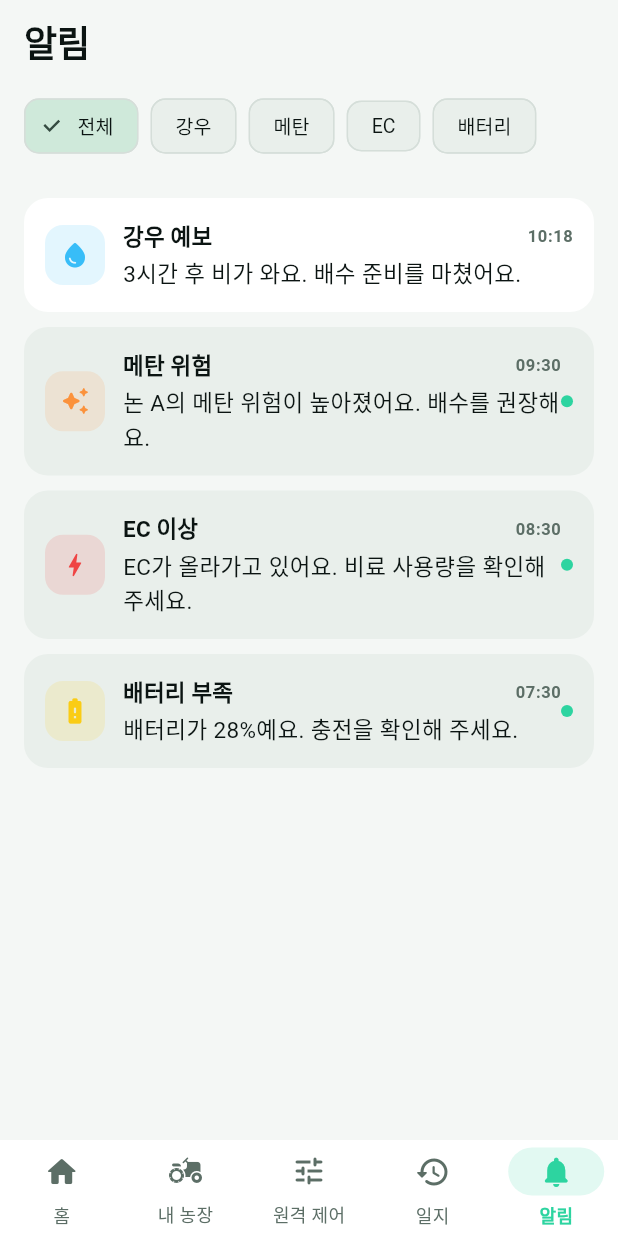
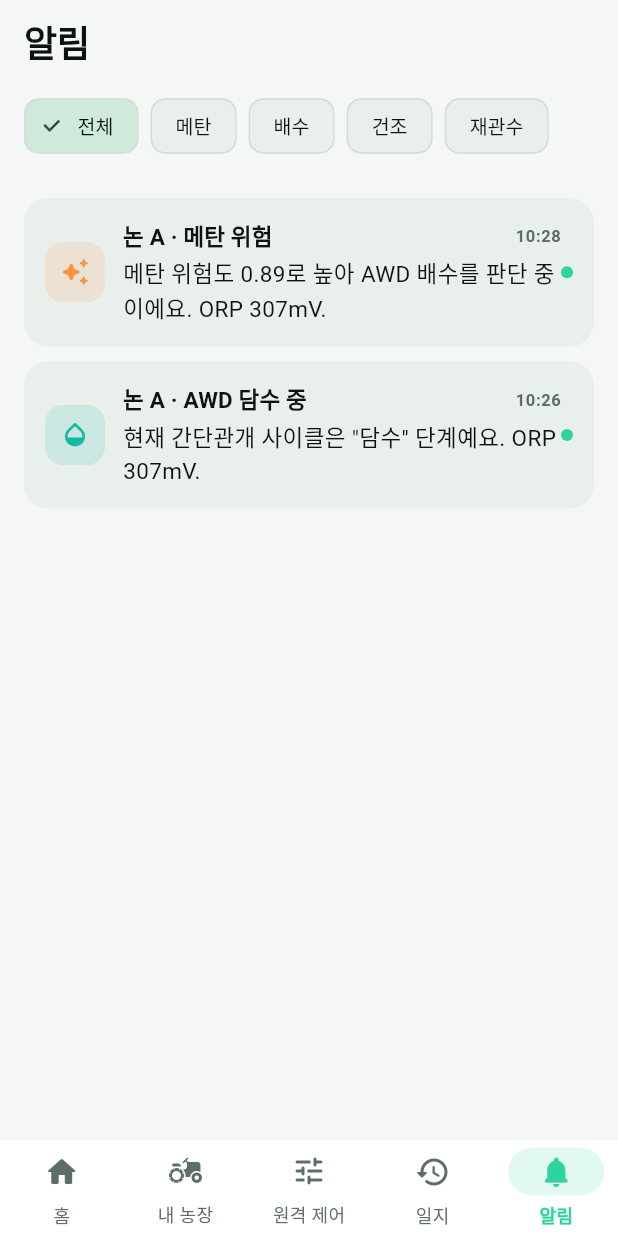
Before and after one commit to hyji08642-lgtm/smart-rice-ai, a Flutter app: the screen it shows after launch, item 5 of the bottom bar chosen, on a phone screen of 412 x 824 dp. Run offline on Flutter 3.47's test engine with Material 3 defaults, Android fonts, the phone set to English and light mode, and no system bars; our stand-ins replace flutter_riverpod, go_router.

Commit message:
Show only AWD-cycle notifications driven by sensor/AWD phase

```diff
--- a/lib/app/store/providers.dart
+++ b/lib/app/store/providers.dart
@@ -131,30 +131,8 @@ final recommendationProvider =
   RecommendationNotifier.new,
 );
 
-class NotificationsNotifier extends Notifier<List<AppNotification>> {
-  @override
-  List<AppNotification> build() => MockData.notifications();
-
-  void markRead(String id) {
-    state = [
-      for (final n in state)
-        n.id == id
-            ? AppNotification(
-                id: n.id,
-                time: n.time,
-                type: n.type,
-                title: n.title,
-                body: n.body,
-                read: true,
-              )
-            : n,
-    ];
-  }
-}
-
-final notificationsProvider =
-    NotifierProvider<NotificationsNotifier, List<AppNotification>>(
-  NotificationsNotifier.new,
+final notificationsProvider = StreamProvider.autoDispose<List<AppNotification>>(
+  (ref) => ref.watch(mockApiProvider).notifications(),
 );
 
 class ChatNotifier extends Notifier<List<ChatMessage>> {
--- a/lib/features/notification/notification_screen.dart
+++ b/lib/features/notification/notification_screen.dart
@@ -6,7 +6,7 @@ import '../../app/store/providers.dart';
 import '../../app/theme/app_colors.dart';
 import '../../shared/models/app_notification.dart';
 
-enum _Filter { all, rain, methaneRisk, ecRisk, battery }
+enum _Filter { all, methaneRisk, awdDrain, awdDry, awdReflood }
 
 class NotificationScreen extends ConsumerStatefulWidget {
   const NotificationScreen({super.key});
@@ -21,14 +21,17 @@ class _NotificationScreenState extends ConsumerState<NotificationScreen> {
 
   @override
   Widget build(BuildContext context) {
-    final notifications = ref.watch(notificationsProvider);
+    final notifications =
+        ref.watch(notificationsProvider).value ?? const <AppNotification>[];
     final filtered = notifications.where((n) {
       return switch (_filter) {
         _Filter.all => true,
-        _Filter.rain => n.type == NotificationType.rain,
         _Filter.methaneRisk => n.type == NotificationType.methaneRisk,
-        _Filter.ecRisk => n.type == NotificationType.ecRisk,
-        _Filter.battery => n.type == NotificationType.battery,
+        _Filter.awdDrain => n.type == NotificationType.awdDrain,
+        _Filter.awdDry => n.type == NotificationType.awdDry,
+        _Filter.awdReflood =>
+          n.type == NotificationType.awdReflood ||
+              n.type == NotificationType.awdFlood,
       };
     }).toList();
 
@@ -63,8 +66,9 @@ class _NotificationScreenState extends ConsumerState<NotificationScreen> {
                         padding: const EdgeInsets.only(bottom: 10),
                         child: _NotificationTile(
                           item: n,
-                          onTap: () =>
-                              ref.read(notificationsProvider.notifier).markRead(n.id),
+                          onTap: () => ref
+                              .read(mockApiProvider)
+                              .markNotificationRead(n.id),
                         ),
                       );
                     },
@@ -77,10 +81,10 @@ class _NotificationScreenState extends ConsumerState<NotificationScreen> {
 
   String _filterLabel(_Filter f) => switch (f) {
         _Filter.all => '전체',
-        _Filter.rain => '강우',
         _Filter.methaneRisk => '메탄',
-        _Filter.ecRisk => 'EC',
-        _Filter.battery => '배터리',
+        _Filter.awdDrain => '배수',
+        _Filter.awdDry => '건조',
+        _Filter.awdReflood => '재관수',
       };
 }
 
@@ -94,11 +98,14 @@ class _NotificationTile extends StatelessWidget {
   Widget build(BuildContext context) {
     final theme = Theme.of(context);
     final (icon, color) = switch (item.type) {
-      NotificationType.rain => (Icons.water_drop_rounded, AppColors.info),
       NotificationType.methaneRisk =>
         (Icons.auto_awesome_rounded, AppColors.riskHigh),
-      NotificationType.ecRisk => (Icons.bolt_rounded, AppColors.riskSevere),
-      NotificationType.battery => (Icons.battery_alert_rounded, AppColors.riskCaution),
+      NotificationType.awdDrain =>
+        (Icons.arrow_downward_rounded, AppColors.info),
+      NotificationType.awdDry => (Icons.grass_rounded, AppColors.riskCaution),
+      NotificationType.awdReflood =>
+        (Icons.water_drop_rounded, AppColors.primary),
+      NotificationType.awdFlood => (Icons.opacity_rounded, AppColors.secondary),
     };
     return Material(
       color: item.read
--- a/lib/shared/mock/mock_api.dart
+++ b/lib/shared/mock/mock_api.dart
@@ -1,5 +1,6 @@
 import 'dart:async';
 
+import '../models/app_notification.dart';
 import '../models/telemetry.dart';
 import '../models/twin_state.dart';
 
@@ -44,7 +45,16 @@ class MockApi {
     _timer = Timer.periodic(const Duration(seconds: 3), (_) => _emit());
     _telemetryController.onListen = _emit;
     _twinController.onListen = _emit;
+    _notificationController.onListen = _seedNotifications;
   }
+
+  static const Map<String, String> _names = {
+    'paddy_a': '논 A',
+    'paddy_b': '논 B',
+    'paddy_c': '논 C',
+  };
+
+  String _paddyName(String id) => _names[id] ?? '내 논';
 
   final Map<String, _PaddySim> _sims = {
     'paddy_a': _PaddySim(
@@ -103,7 +113,12 @@ class MockApi {
       StreamController<Telemetry>.broadcast();
   final StreamController<TwinState> _twinController =
       StreamController<TwinState>.broadcast();
+  final StreamController<List<AppNotification>> _notificationController =
+      StreamController<List<AppNotification>>.broadcast();
   late final Timer _timer;
+
+  final List<AppNotification> _notifications = [];
+  int _notifSeq = 0;
 
   _PaddySim get _sim => _sims[_current]!;
 
@@ -133,6 +148,103 @@ class MockApi {
   void _setPhase(_PaddySim s, AwdPhase phase) {
     s.awd = phase;
     s.phaseTick = 0;
+    _addNotification(_phaseNotification(phase, s));
+  }
+
+  AppNotification _phaseNotification(AwdPhase phase, _PaddySim s) {
+    _notifSeq++;
+    final name = _paddyName(_current);
+    final orp = s.orp.round();
+    final wl = s.waterLevel.toStringAsFixed(1);
+    return switch (phase) {
+      AwdPhase.draining => AppNotification(
+          id: 'awd_${_notifSeq}_drain',
+          time: DateTime.now(),
+          type: NotificationType.awdDrain,
+          title: '$name · AWD 배수 시작',
+          body: 'ORP $orp mV로 메탄 위험이 커져 수문을 열고 배수를 시작했어요.',
+        ),
+      AwdPhase.dry => AppNotification(
+          id: 'awd_${_notifSeq}_dry',
+          time: DateTime.now(),
+          type: NotificationType.awdDry,
+          title: '$name · 건조 단계',
+          body: '수위 $wl cm로 토양이 드러났어요. ORP가 회복되고 있어요.',
+        ),
+      AwdPhase.reflood => AppNotification(
+          id: 'awd_${_notifSeq}_reflood',
+          time: DateTime.now(),
+          type: NotificationType.awdReflood,
+          title: '$name · 재관수 시작',
+          body: '건조가 끝났어요. 펌프로 물을 채워 목표 수위 5~7cm를 맞춰요.',
+        ),
+      AwdPhase.flooded => AppNotification(
+          id: 'awd_${_notifSeq}_flood',
+          time: DateTime.now(),
+          type: NotificationType.awdFlood,
+          title: '$name · 담수 완료',
+          body: '수위 $wl cm에 도달했어요. 다음 AWD 주기를 준비해요.',
+        ),
+    };
+  }
+
+  void _addNotification(AppNotification n) {
+    _notifications.insert(0, n);
+    if (_notifications.length > 40) _notifications.removeLast();
+    _notificationController.add(List.unmodifiable(_notifications));
+  }
+
+  void _seedNotifications() {
+    if (_notifications.isNotEmpty) return;
+    final s = _sim;
+    final name = _paddyName(_current);
+    _addNotification(AppNotification(
+      id: 'awd_seed_phase',
+      time: DateTime.now().subtract(const Duration(minutes: 4)),
+      type: switch (s.awd) {
+        AwdPhase.draining => NotificationType.awdDrain,
+        AwdPhase.dry => NotificationType.awdDry,
+        AwdPhase.reflood => NotificationType.awdReflood,
+        AwdPhase.flooded => NotificationType.awdFlood,
+      },
+      title: '$name · AWD ${awdPhaseShort(_phaseName(s.awd))} 중',
+      body: '현재 간단관개 사이클은 "${awdPhaseShort(_phaseName(s.awd))}" 단계예요. ORP ${s.orp.round()}mV.',
+    ));
+    final methane = ((360.0 - s.orp) / 60.0).clamp(0.15, 0.95).toDouble();
+    if (methane >= 0.6) {
+      _addNotification(AppNotification(
+        id: 'awd_seed_methane',
+        time: DateTime.now().subtract(const Duration(minutes: 2)),
+        type: NotificationType.methaneRisk,
+        title: '$name · 메탄 위험',
+        body: '메탄 위험도 ${methane.toStringAsFixed(2)}로 높아 AWD 배수를 판단 중이에요. ORP ${s.orp.round()}mV.',
+      ));
+    }
+  }
+
+  String _phaseName(AwdPhase p) => switch (p) {
+        AwdPhase.flooded => 'flooded',
+        AwdPhase.draining => 'draining',
+        AwdPhase.dry => 'dry',
+        AwdPhase.reflood => 'reflood',
+      };
+
+  void markNotificationRead(String id) {
+    for (var i = 0; i < _notifications.length; i++) {
+      final n = _notifications[i];
+      if (n.id == id && !n.read) {
+        _notifications[i] = AppNotification(
+          id: n.id,
+          time: n.time,
+          type: n.type,
+          title: n.title,
+          body: n.body,
+          read: true,
+        );
+        _notificationController.add(List.unmodifiable(_notifications));
+        return;
+      }
+    }
   }
 
   void setGateOpen(bool open) {
@@ -208,12 +320,7 @@ class MockApi {
     s.batterySoc = (s.batterySoc - 0.05).clamp(20.0, 100.0).toDouble();
 
     final methane = ((360.0 - s.orp) / 60.0).clamp(0.15, 0.95).toDouble();
-    final awdPhase = switch (s.awd) {
-      AwdPhase.flooded => 'flooded',
-      AwdPhase.draining => 'draining',
-      AwdPhase.dry => 'dry',
-      AwdPhase.reflood => 'reflood',
-    };
+    final awdPhase = _phaseName(s.awd);
     final predictedLevel = switch (s.awd) {
       AwdPhase.draining => (s.waterLevel - 2.0).clamp(0.0, 9.0).toDouble(),
       AwdPhase.dry => s.waterLevel,
@@ -268,9 +375,12 @@ class MockApi {
 
   Stream<TwinState> twin() => _twinController.stream;
 
+  Stream<List<AppNotification>> notifications() => _notificationController.stream;
+
   void dispose() {
     _timer.cancel();
     _telemetryController.close();
     _twinController.close();
+    _notificationController.close();
   }
 }
--- a/lib/shared/mock/mock_data.dart
+++ b/lib/shared/mock/mock_data.dart
@@ -1,4 +1,3 @@
-import '../models/app_notification.dart';
 import '../models/chat_message.dart';
 import '../models/journal_entry.dart';
 import '../models/paddy.dart';
@@ -116,41 +115,6 @@ class MockData {
     ];
   }
 
-  static List<AppNotification> notifications() {
-    final now = DateTime.now();
-    return [
-      AppNotification(
-        id: 'n1',
-        time: now.subtract(const Duration(minutes: 12)),
-        type: NotificationType.rain,
-        title: '강우 예보',
-        body: '3시간 후 비가 와요. 배수 준비를 마쳤어요.',
-        read: true,
-      ),
-      AppNotification(
-        id: 'n2',
-        time: now.subtract(const Duration(hours: 1)),
-        type: NotificationType.methaneRisk,
-        title: '메탄 위험',
-        body: '논 A의 메탄 위험이 높아졌어요. 배수를 권장해요.',
-      ),
-      AppNotification(
-        id: 'n3',
-        time: now.subtract(const Duration(hours: 2)),
-        type: NotificationType.ecRisk,
-        title: 'EC 이상',
-        body: 'EC가 올라가고 있어요. 비료 사용량을 확인해 주세요.',
-      ),
-      AppNotification(
-        id: 'n4',
-        time: now.subtract(const Duration(hours: 3)),
-        type: NotificationType.battery,
-        title: '배터리 부족',
-        body: '배터리가 28%예요. 충전을 확인해 주세요.',
-      ),
-    ];
-  }
-
   static List<ChatMessage> chat() {
     final now = DateTime.now();
     return [
--- a/lib/shared/models/app_notification.dart
+++ b/lib/shared/models/app_notification.dart
@@ -1,4 +1,4 @@
-enum NotificationType { rain, methaneRisk, ecRisk, battery }
+enum NotificationType { methaneRisk, awdDrain, awdDry, awdReflood, awdFlood }
 
 class AppNotification {
   const AppNotification({
```
Also changed, not shown: 1 other file.
